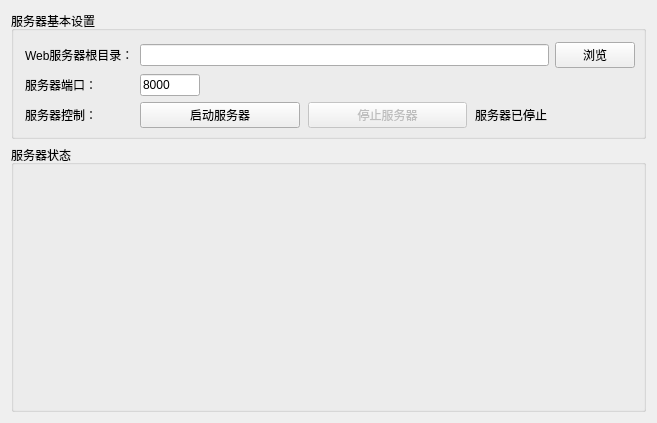
This is EXP9_WebServer/src/mainwindow.ui in KitraMGP/ComputerNetworkCourseDesign as Qt 5 draws it before an edit. The edited form follows.
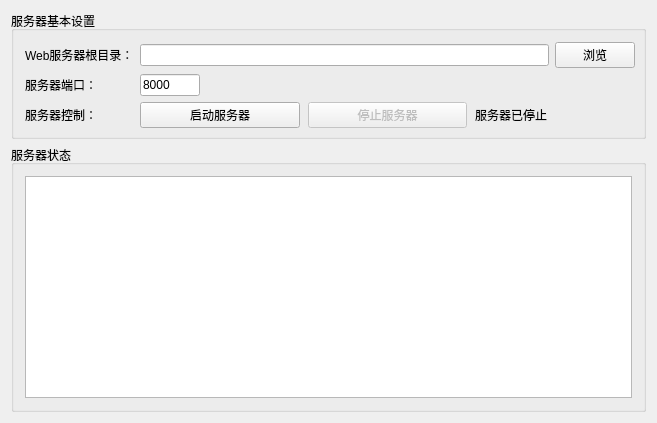
This is the edited form.

Commit message: 添加主界面打印日志功能

Diff of the .ui file:
```diff
--- a/EXP9_WebServer/src/mainwindow.ui
+++ b/EXP9_WebServer/src/mainwindow.ui
@@ -141,6 +141,15 @@
       <property name="title">
        <string>服务器状态</string>
       </property>
+      <layout class="QVBoxLayout" name="verticalLayout_3">
+       <item>
+        <widget class="QPlainTextEdit" name="logsArea">
+         <property name="lineWrapMode">
+          <enum>QPlainTextEdit::LineWrapMode::NoWrap</enum>
+         </property>
+        </widget>
+       </item>
+      </layout>
      </widget>
     </item>
    </layout>
```
The commit also changes 2 other files.
